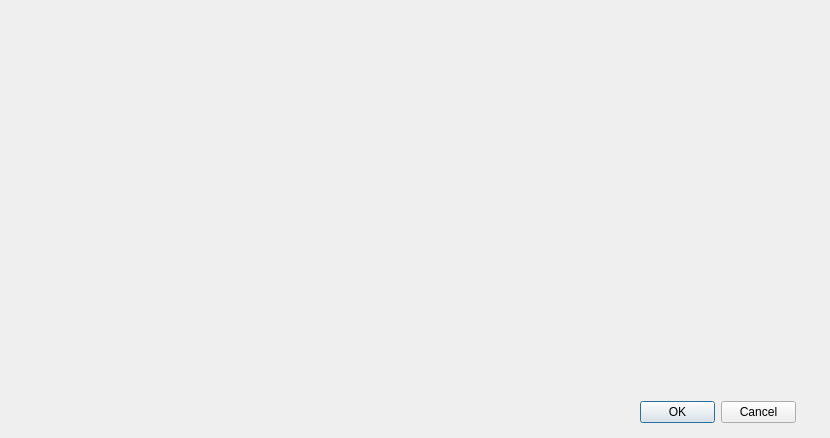
Qt form Python/MainUI.ui (lukasschwoerer/MechProjELS) before a commit.
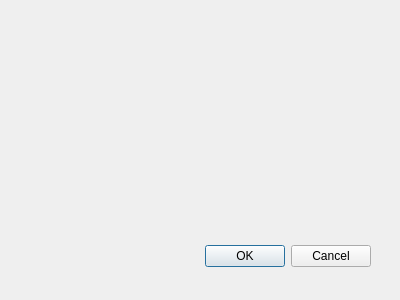
The same form after that commit.

```diff
--- a/Python/MainUI.ui
+++ b/Python/MainUI.ui
@@ -6,8 +6,8 @@
    <rect>
     <x>0</x>
     <y>0</y>
-    <width>830</width>
-    <height>438</height>
+    <width>400</width>
+    <height>300</height>
    </rect>
   </property>
   <property name="windowTitle">
@@ -16,10 +16,10 @@
   <widget class="QDialogButtonBox" name="buttonBox">
    <property name="geometry">
     <rect>
-     <x>640</x>
-     <y>400</y>
-     <width>156</width>
-     <height>24</height>
+     <x>30</x>
+     <y>240</y>
+     <width>341</width>
+     <height>32</height>
     </rect>
    </property>
    <property name="orientation">
```
